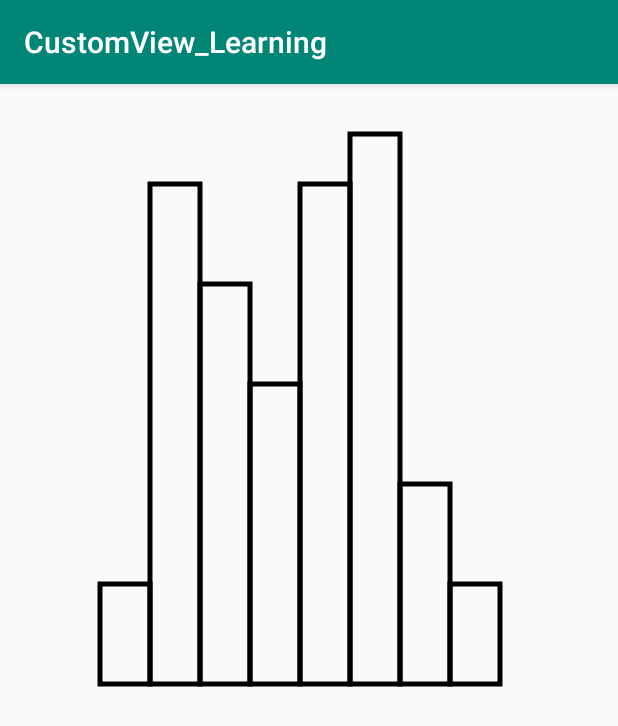
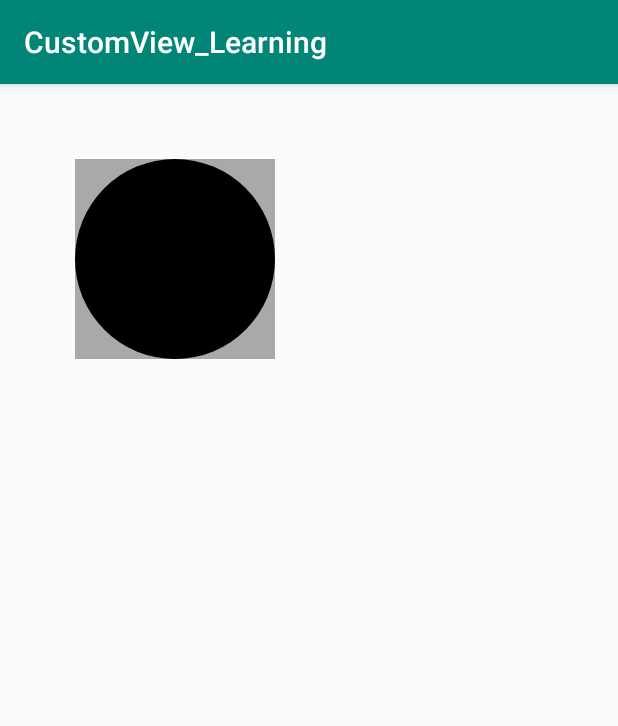
Before and after one commit to JereChen11/CustomView_Learning, an Android app: the screen it shows after launch (MainActivity), on a phone screen of 412 x 824 dp. Shown: the top 726 px of the screen. Run offline under Robolectric (Android 15) with nearby library versions, the phone set to English and light mode, and no system bars.

Commit message:
add MyCircleView extends View

```diff
--- /dev/null
+++ b/app/src/main/java/com/jere/customview_learning/MyCircleView.java
@@ -0,0 +1,72 @@
+package com.jere.customview_learning;
+
+import android.content.Context;
+import android.content.res.TypedArray;
+import android.graphics.Canvas;
+import android.graphics.Color;
+import android.graphics.Paint;
+import android.util.AttributeSet;
+import android.view.View;
+
+import androidx.annotation.Nullable;
+
+/**
+ * @author jere
+ */
+public class MyCircleView extends View {
+    private int mColor;
+    public MyCircleView(Context context) {
+        this(context, null);
+    }
+
+    public MyCircleView(Context context, @Nullable AttributeSet attrs) {
+        this(context, attrs, 0);
+    }
+
+    public MyCircleView(Context context, @Nullable AttributeSet attrs, int defStyleAttr) {
+        super(context, attrs, defStyleAttr);
+
+        TypedArray typedArray = context.obtainStyledAttributes(attrs, R.styleable.MyCircleView);
+        mColor = typedArray.getColor(R.styleable.MyCircleView_viewColor, Color.GREEN);
+        typedArray.recycle();
+    }
+
+    @Override
+    protected void onMeasure(int widthMeasureSpec, int heightMeasureSpec) {
+        super.onMeasure(widthMeasureSpec, heightMeasureSpec);
+
+        int widthSpecMode = MeasureSpec.getMode(widthMeasureSpec);
+        int widthSpecSize = MeasureSpec.getSize(widthMeasureSpec);
+        int heightSpecMode = MeasureSpec.getMode(heightMeasureSpec);
+        int heightSpecSize = MeasureSpec.getSize(heightMeasureSpec);
+
+        if (widthSpecMode == MeasureSpec.AT_MOST && heightSpecMode == MeasureSpec.AT_MOST) {
+            setMeasuredDimension(200, 200);
+        } else if (widthSpecMode == MeasureSpec.AT_MOST) {
+            setMeasuredDimension(200, heightSpecSize);
+        } else if (heightSpecMode == MeasureSpec.AT_MOST) {
+            setMeasuredDimension(widthSpecSize, 200);
+        }
+
+    }
+
+    @Override
+    protected void onDraw(Canvas canvas) {
+        super.onDraw(canvas);
+
+        int paddingLeft = getPaddingLeft();
+        int paddingRight = getPaddingRight();
+        int paddingTop = getPaddingTop();
+        int paddingBottom = getPaddingBottom();
+
+        int width = getWidth() - paddingLeft - paddingRight;
+        int height = getHeight() - paddingTop - paddingBottom;
+        int radius = Math.min(width, height) / 2;
+
+        Paint paint = new Paint(Paint.ANTI_ALIAS_FLAG);
+        paint.setColor(mColor);
+        paint.setStyle(Paint.Style.FILL);
+        canvas.drawCircle(paddingLeft + width / 2, paddingTop + height / 2, radius, paint);
+    }
+
+}
--- a/app/src/main/res/layout/activity_main.xml
+++ b/app/src/main/res/layout/activity_main.xml
@@ -6,16 +6,13 @@
     android:layout_height="match_parent"
     tools:context=".MainActivity">
 
-<!--    <com.jere.customview_learning.MyTextView-->
-<!--        android:layout_width="match_parent"-->
-<!--        android:layout_height="match_parent"-->
-<!--        app:MyText="Jere Text Custom Text View"-->
-<!--        app:MyTextColor="@color/dark_gray"-->
-<!--        app:MyTextSize="25sp"-->
-<!--        app:layout_constraintTop_toTopOf="parent"/>-->
-
-    <com.jere.customview_learning.MyView
-        android:layout_width="match_parent"
-        android:layout_height="match_parent" />
+    <com.jere.customview_learning.MyCircleView
+        android:layout_width="wrap_content"
+        android:layout_height="wrap_content"
+        android:layout_margin="50dp"
+        android:background="@color/dark_gray"
+        app:layout_constraintStart_toStartOf="parent"
+        app:layout_constraintTop_toTopOf="parent"
+        app:viewColor="@color/black" />
 
 </androidx.constraintlayout.widget.ConstraintLayout>
--- a/app/src/main/res/values/attrs.xml
+++ b/app/src/main/res/values/attrs.xml
@@ -5,4 +5,8 @@
         <attr name="MyTextColor" format="color" />
         <attr name="MyText" format="string" />
     </declare-styleable>
+
+    <declare-styleable name="MyCircleView">
+        <attr name="viewColor" format="color" />
+    </declare-styleable>
 </resources>
```
Also changed, not shown: app/src/main/java/com/jere/customview_learning/MyView.java (deleted, +0 -249 lines).
